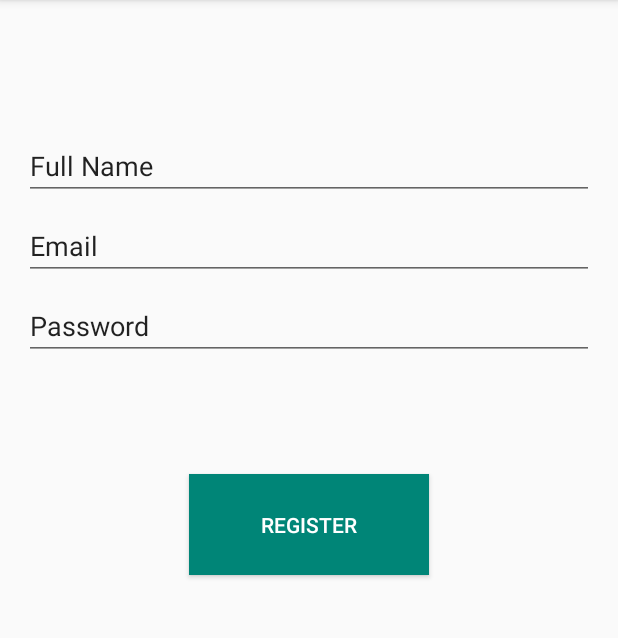
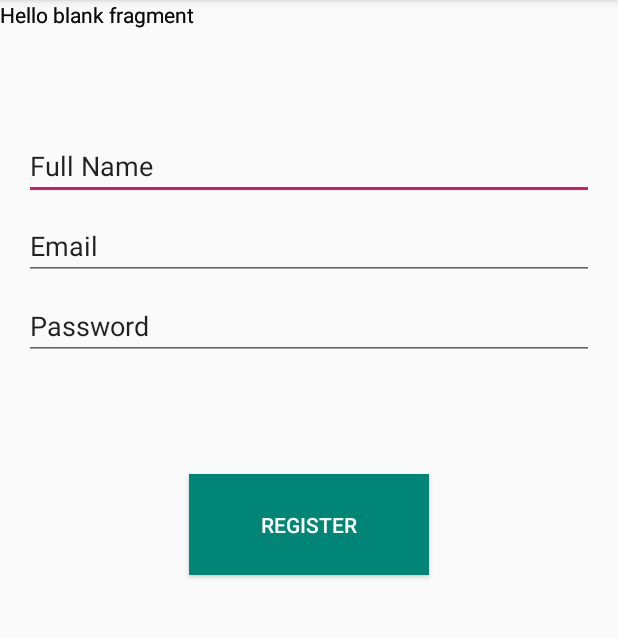
Before and after one commit to sunday58/AndroidNavigation, an Android app: the screen it shows after launch (MainActivity), after a tap on "REGISTER", on a phone screen of 412 x 824 dp, the part 84-722 px from its top. Run offline under Robolectric (Android 15) with nearby library versions, the phone set to English and light mode, and no system bars.

Commit message:
navigation with nav_graph

```diff
--- /dev/null
+++ b/app/src/main/java/com/example/andriod/android_navigation/FeedFragment.kt
@@ -0,0 +1,31 @@
+package com.example.andriod.android_navigation
+
+
+import android.os.Bundle
+import androidx.fragment.app.Fragment
+import android.view.LayoutInflater
+import android.view.View
+import android.view.ViewGroup
+
+
+// TODO: Rename parameter arguments, choose names that match
+// the fragment initialization parameters, e.g. ARG_ITEM_NUMBER
+private const val ARG_PARAM1 = "param1"
+private const val ARG_PARAM2 = "param2"
+
+/**
+ * A simple [Fragment] subclass.
+ *
+ */
+class FeedFragment : Fragment() {
+
+    override fun onCreateView(
+        inflater: LayoutInflater, container: ViewGroup?,
+        savedInstanceState: Bundle?
+    ): View? {
+        // Inflate the layout for this fragment
+        return inflater.inflate(R.layout.fragment_feed, container, false)
+    }
+
+
+}
--- /dev/null
+++ b/app/src/main/res/drawable/ic_collections_black_24dp.xml
@@ -0,0 +1,5 @@
+<vector android:height="24dp" android:tint="#0EFFCC"
+    android:viewportHeight="24.0" android:viewportWidth="24.0"
+    android:width="24dp" xmlns:android="http://schemas.android.com/apk/res/android">
+    <path android:fillColor="#FF000000" android:pathData="M22,16L22,4c0,-1.1 -0.9,-2 -2,-2L8,2c-1.1,0 -2,0.9 -2,2v12c0,1.1 0.9,2 2,2h12c1.1,0 2,-0.9 2,-2zM11,12l2.03,2.71L16,11l4,5L8,16l3,-4zM2,6v14c0,1.1 0.9,2 2,2h14v-2L4,20L4,6L2,6z"/>
+</vector>
--- /dev/null
+++ b/app/src/main/res/drawable/ic_folder_black_24dp.xml
@@ -0,0 +1,5 @@
+<vector android:height="24dp" android:tint="#13FF97"
+    android:viewportHeight="24.0" android:viewportWidth="24.0"
+    android:width="24dp" xmlns:android="http://schemas.android.com/apk/res/android">
+    <path android:fillColor="#FF000000" android:pathData="M10,4H4c-1.1,0 -1.99,0.9 -1.99,2L2,18c0,1.1 0.9,2 2,2h16c1.1,0 2,-0.9 2,-2V8c0,-1.1 -0.9,-2 -2,-2h-8l-2,-2z"/>
+</vector>
--- a/app/src/main/res/layout/activity_main.xml
+++ b/app/src/main/res/layout/activity_main.xml
@@ -15,4 +15,13 @@
            app:defaultNavHost="true">
    </fragment>
 
+   <fragment
+           android:layout_width="match_parent"
+           android:layout_height="match_parent"
+           android:id="@+id/nav_container_home"
+           android:name="androidx.navigation.fragment.NavHostFragment"
+           app:navGraph="@navigation/nav_graph_home"
+           app:defaultNavHost="true">
+   </fragment>
+
 </androidx.constraintlayout.widget.ConstraintLayout>
--- /dev/null
+++ b/app/src/main/res/layout/fragment_feed.xml
@@ -0,0 +1,26 @@
+<?xml version="1.0" encoding="utf-8"?>
+<FrameLayout xmlns:android="http://schemas.android.com/apk/res/android"
+             xmlns:tools="http://schemas.android.com/tools"
+             android:layout_width="match_parent"
+             android:layout_height="match_parent"
+             tools:context=".FeedFragment">
+
+    <!-- TODO: Update blank fragment layout -->
+    <TextView
+            android:layout_width="match_parent"
+            android:layout_height="match_parent"
+            android:text="@string/hello_blank_fragment"/>
+    <TextView
+            android:layout_width="match_parent"
+            android:layout_height="match_parent"
+            android:text="@string/hello_blank_fragment"/>
+    <TextView
+            android:layout_width="match_parent"
+            android:layout_height="match_parent"
+            android:text="@string/hello_blank_fragment"/>
+    <TextView
+            android:layout_width="match_parent"
+            android:layout_height="match_parent"
+            android:text="@string/hello_blank_fragment"/>
+
+</FrameLayout>
--- /dev/null
+++ b/app/src/main/res/menu/bottom_navigation.xml
@@ -0,0 +1,4 @@
+<?xml version="1.0" encoding="utf-8"?>
+<menu xmlns:android="http://schemas.android.com/apk/res/android">
+
+</menu>
--- a/app/src/main/res/navigation/nav_graph.xml
+++ b/app/src/main/res/navigation/nav_graph.xml
@@ -12,7 +12,15 @@
             tools:layout="@layout/fragment_welcome">
         <action
                 android:id="@+id/action_welcomeFragment_to_registrationFragment"
-                app:destination="@id/registrationFragment"/>
+                app:destination="@id/registrationFragment"
+                app:enterAnim="@anim/nav_default_enter_anim"
+                app:exitAnim="@anim/nav_default_exit_anim"
+                app:popEnterAnim="@anim/nav_default_pop_enter_anim"
+                app:popExitAnim="@anim/nav_default_pop_exit_anim"
+                />
+        <action
+                android:id="@+id/action_welcomeFragment_to_homeFragment"
+                app:destination="@id/homeFragment"/>
     </fragment>
 
     <fragment
@@ -21,5 +29,11 @@
             android:name="com.example.andriod.android_navigation.RegistrationFragment"
             tools:layout="@layout/fragment_registration">
     </fragment>
+    <fragment
+            android:id="@+id/homeFragment"
+            android:label="fragment_registration"
+            android:name="com.example.andriod.android_navigation.HomeFragment"
+            tools:layout="@layout/fragment_home">
+    </fragment>
 
 </navigation>
--- /dev/null
+++ b/app/src/main/res/navigation/nav_graph_home.xml
@@ -0,0 +1,21 @@
+<?xml version="1.0" encoding="utf-8"?>
+<navigation xmlns:android="http://schemas.android.com/apk/res/android"
+            xmlns:app="http://schemas.android.com/apk/res-auto"
+            xmlns:tools="http://schemas.android.com/tools"
+            android:id="@+id/nav_graph_home"
+            app:startDestination="@id/feedFragment">
+
+    <fragment
+            android:id="@+id/feedFragment"
+            android:label="fragment_feed"
+            android:name="com.example.andriod.android_navigation.FeedFragment"
+            tools:layout="@layout/fragment_feed">
+    </fragment>
+    <fragment
+            android:id="@+id/ordersFragment"
+            android:label="fragment_orders"
+            android:name="com.example.andriod.android_navigation.OrdersFragment"
+            tools:layout="@layout/fragment_orders">
+    </fragment>
+
+</navigation>
```
Also changed, not shown: app/src/main/java/com/example/andriod/android_navigation/HomeFragment.kt (added, +31 -0 lines), app/src/main/java/com/example/andriod/android_navigation/OrdersFragment.kt (added, +31 -0 lines), app/src/main/res/layout/fragment_home.xml (added, +52 -0 lines), app/src/main/res/layout/fragment_orders.xml (added, +14 -0 lines).
